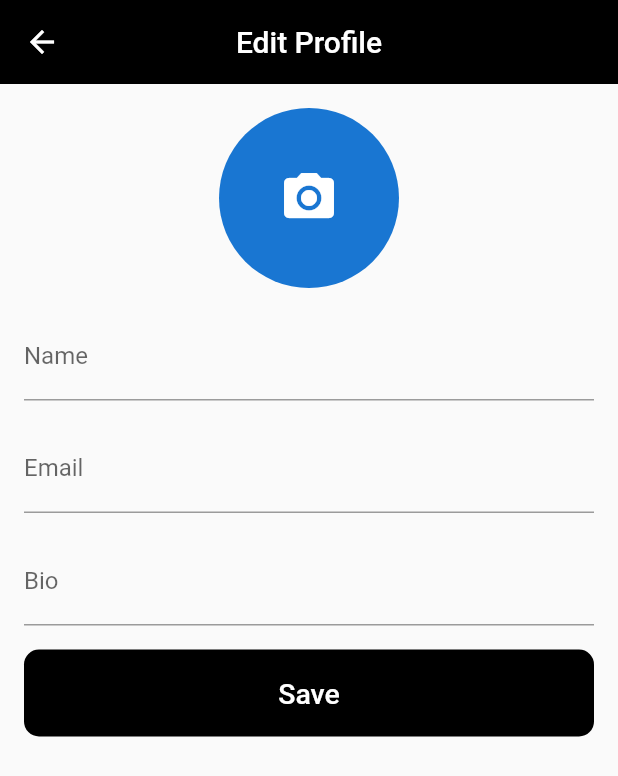
After one commit to Ansab369/e-commerce-app, a Flutter app: the screen it shows once a user with an empty profile is signed in, item 4 of the bottom bar chosen, after a tap on "Edit", on a phone screen of 412 x 824 dp. The commit adds this screen. Shown: the top 776 px of the screen. Run offline on Flutter 3.47's test engine with Material 2 defaults, Android fonts, the phone set to English and light mode, and no system bars; our stand-ins replace cloud_firestore, firebase_auth, firebase_core, fluttertoast, font_awesome_flutter, image_picker and 2 more; accounts and stored records are empty; network calls fail.

Commit message:
created edit profile screen

```diff
--- a/lib/main.dart
+++ b/lib/main.dart
@@ -7,6 +7,7 @@ import 'package:flutter_ecommerce/screens/auth_ui/login/login_screen.dart';
 import 'package:flutter_ecommerce/screens/auth_ui/sign_up/signup_screen.dart';
 import 'package:flutter_ecommerce/screens/auth_ui/welcome/welcom_screen.dart';
 import 'package:flutter_ecommerce/screens/custom_bottom_bar/custom_bottom_bar.dart';
+import 'package:flutter_ecommerce/screens/edit_profile/edit_profile_screen.dart';
 import 'package:flutter_ecommerce/screens/home/home_screen.dart';
 import 'package:provider/provider.dart';
 
@@ -45,6 +46,7 @@ class MyApp extends StatelessWidget {
         routes: {
           '/welcome': (context) => const WelcomScreen(),
           '/navBar': (context) => const CustomBottomVar(),
+          // '/editProfile': (context) => EditProfileScreen(),
           '/login': (context) => const LoginScreen(),
           '/signup': (context) => const SignUpScreen(),
           '/home': (context) => const HomeScreen(),
--- a/lib/screens/account/account_screen.dart
+++ b/lib/screens/account/account_screen.dart
@@ -4,6 +4,7 @@
 import 'package:flutter/material.dart';
 import 'package:flutter_ecommerce/firebase_helper/firebase_auth_helper/firebase_auth_helper.dart';
 import 'package:flutter_ecommerce/provider/app_provider.dart';
+import 'package:flutter_ecommerce/screens/edit_profile/edit_profile_screen.dart';
 import 'package:provider/provider.dart';
 
 class AccountScreeen extends StatelessWidget {
@@ -58,11 +59,23 @@ class AccountScreeen extends StatelessWidget {
                     ),
                   ),
                   SizedBox(height: 8),
-                  Text(
-                    'Edit',
-                    style: TextStyle(
-                      fontSize: 15,
-                      color: Colors.blueGrey,
+                  GestureDetector(
+                    onTap: () {
+                      // goto EditProfileScreen
+                      // Navigator.pushNamed(context, '/editProfile');
+                      Navigator.push(
+                        context,
+                        MaterialPageRoute(
+                          builder: (context) => EditProfileScreen(),
+                        ),
+                      );
+                    },
+                    child: Text(
+                      'Edit',
+                      style: TextStyle(
+                        fontSize: 15,
+                        color: Colors.blueGrey,
+                      ),
                     ),
                   ),
                 ],
--- /dev/null
+++ b/lib/screens/edit_profile/edit_profile_screen.dart
@@ -0,0 +1,125 @@
+// ignore_for_file: avoid_print, prefer_const_constructors
+
+import 'dart:io';
+import 'package:flutter/material.dart';
+import 'package:image_picker/image_picker.dart';
+
+class EditProfileScreen extends StatefulWidget {
+  @override
+  _EditProfileScreenState createState() => _EditProfileScreenState();
+}
+
+class _EditProfileScreenState extends State<EditProfileScreen> {
+  String _name = '';
+  String _email = '';
+  String _bio = '';
+  File? _image;
+
+  final ImagePicker _imagePicker = ImagePicker();
+
+  void _selectImage() async {
+    final pickedImage =
+        await _imagePicker.pickImage(source: ImageSource.gallery);
+    setState(() {
+      if (pickedImage != null) {
+        _image = File(pickedImage.path);
+      }
+    });
+  }
+
+  void _saveChanges() {
+    // Add code to save changes to the user's profile
+    // e.g., make an API request, update local database, etc.
+    // You can replace this with your own implementation.
+    print('Name: $_name');
+    print('Email: $_email');
+    print('Bio: $_bio');
+    if (_image != null) {
+      // Process and upload the selected image
+      print('Profile Image: ${_image!.path}');
+    }
+  }
+
+  @override
+  Widget build(BuildContext context) {
+    return Scaffold(
+      appBar: AppBar(
+        backgroundColor: Colors.black,
+        centerTitle: true,
+        elevation: 0,
+        title: const Text('Edit Profile'),
+      ),
+      body: Padding(
+        padding: const EdgeInsets.all(16.0),
+        child: Column(
+          crossAxisAlignment: CrossAxisAlignment.stretch,
+          children: [
+            GestureDetector(
+              onTap: _selectImage,
+              child: CircleAvatar(
+                radius: 60.0,
+                backgroundImage: _image != null ? FileImage(_image!) : null,
+                child:
+                    _image == null ? Icon(Icons.camera_alt, size: 40.0) : null,
+              ),
+            ),
+            SizedBox(height: 16.0),
+            TextFormField(
+              initialValue: _name,
+              decoration: InputDecoration(labelText: 'Name'),
+              onChanged: (value) {
+                setState(() {
+                  _name = value;
+                });
+              },
+            ),
+            SizedBox(height: 16.0),
+            TextFormField(
+              initialValue: _email,
+              decoration: InputDecoration(labelText: 'Email'),
+              onChanged: (value) {
+                setState(() {
+                  _email = value;
+                });
+              },
+            ),
+            SizedBox(height: 16.0),
+            TextFormField(
+              initialValue: _bio,
+              decoration: InputDecoration(
+                labelText: 'Bio',
+              ),
+              onChanged: (value) {
+                setState(() {
+                  _bio = value;
+                });
+              },
+            ),
+            SizedBox(height: 16.0),
+            TextButton(
+              style: TextButton.styleFrom(
+                minimumSize: Size(double.infinity, 40),
+                foregroundColor: Colors.white,
+                backgroundColor: Colors.black,
+                shape: RoundedRectangleBorder(
+                  borderRadius: BorderRadius.circular(10),
+                ),
+              ),
+              onPressed: () {
+                // save changes to firebase
+                // back to account screen
+              },
+              child: Padding(
+                padding: EdgeInsets.all(10),
+                child: Text(
+                  'Save',
+                  style: TextStyle(fontSize: 19),
+                ),
+              ),
+            ),
+          ],
+        ),
+      ),
+    );
+  }
+}
--- a/pubspec.yaml
+++ b/pubspec.yaml
@@ -41,6 +41,7 @@ dependencies:
   fluttertoast: ^8.2.1
   shimmer: ^2.0.0
   persistent_bottom_nav_bar: ^5.0.2
+  image_picker: ^0.8.7+5
 
 dev_dependencies:
   flutter_lints: ^2.0.0
```
Also changed, not shown: lib/screens/product_datails/product_details.dart (+6 -5 lines), pubspec.lock, 1 other file.
